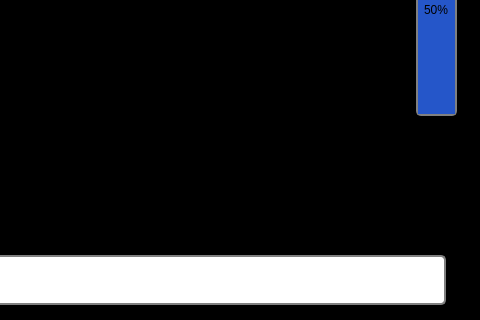
Above: NxVideoPlayer/mainwindow.ui from NexellCorp/linux_apps_QT_NxVideoPlayer before the change; both pictures show x 544 to 1024 and y 195 to 515 of the 1024 by 600 pixel window. Below: the same form after it.
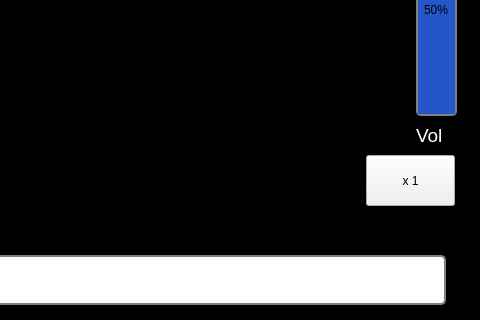
That is the form after the change.

Commit message:
VidopPlayer: add video speed control
1.This patch adjusted the tab size.
2.This patch added libplayer to video speed,avsync.
3.This patch automatically resizes the UI.

Diff of the .ui file:
```diff
--- a/NxVideoPlayer/mainwindow.ui
+++ b/NxVideoPlayer/mainwindow.ui
@@ -185,6 +185,9 @@
       <pointsize>14</pointsize>
      </font>
     </property>
+    <property name="styleSheet">
+     <string notr="true">color: white;</string>
+    </property>
     <property name="text">
      <string>Vol</string>
     </property>
@@ -367,14 +370,27 @@
     </property>
     <property name="maximumSize">
      <size>
-      <width>1024</width>
-      <height>600</height>
+      <width>16777215</width>
+      <height>16777215</height>
      </size>
     </property>
     <property name="styleSheet">
      <string notr="true">background: rgb(0, 0, 0);</string>
     </property>
    </widget>
+   <widget class="QPushButton" name="speedButton">
+    <property name="geometry">
+     <rect>
+      <x>910</x>
+      <y>350</y>
+      <width>89</width>
+      <height>51</height>
+     </rect>
+    </property>
+    <property name="text">
+     <string>x 1</string>
+    </property>
+   </widget>
    <zorder>graphicsView</zorder>
    <zorder>durationlabel</zorder>
    <zorder>closeButton</zorder>
@@ -389,6 +405,7 @@
    <zorder>stopButton</zorder>
    <zorder>volumeProgressBar</zorder>
    <zorder>subTitleLabel</zorder>
+   <zorder>speedButton</zorder>
   </widget>
  </widget>
  <layoutdefault spacing="6" margin="11"/>
```
The commit also changes 18 other files.
